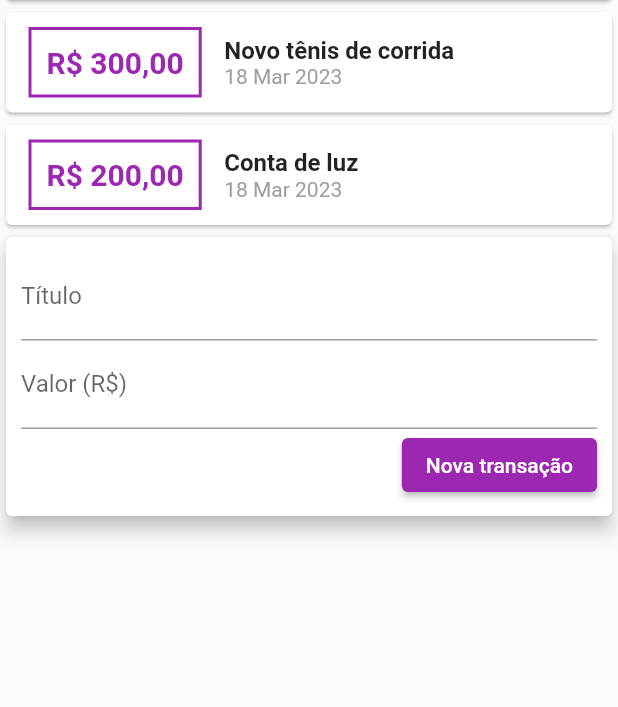
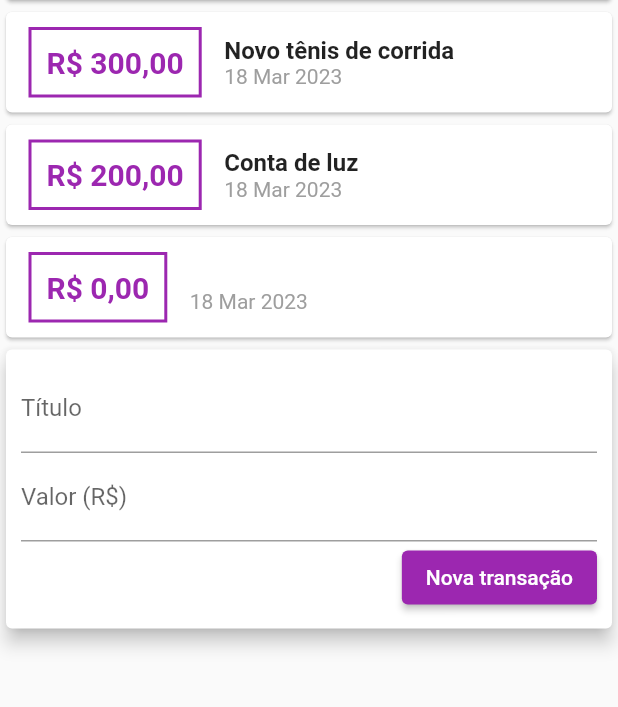
Before and after one commit to GabrielyMachado/ryc_flutter_expenses_m4, a Flutter app: the screen it shows after launch, after a tap on "Nova transação", on a phone screen of 412 x 824 dp, the part 114-821 px from its top. Run offline on Flutter 3.47's test engine with Material 2 defaults, Android fonts, the phone set to English and light mode, and no system bars.

Commit message:
feat(home): integra formulário com a lista de transações

```diff
--- a/lib/components/transaction_form.dart
+++ b/lib/components/transaction_form.dart
@@ -3,6 +3,9 @@ import 'package:flutter/material.dart';
 class TransactionForm extends StatelessWidget {
   final titleController = TextEditingController();
   final valueController = TextEditingController();
+
+  final void Function(String, double) onSubmit;
+  TransactionForm(this.onSubmit, {super.key});
 
   @override
   Widget build(BuildContext context) {
@@ -29,8 +32,9 @@ class TransactionForm extends StatelessWidget {
               children: [
                 ElevatedButton(
                   onPressed: () {
-                    print(titleController.text);
-                    print(valueController.text);
+                    final title = titleController.text;
+                    final value = double.tryParse(valueController.text) ?? 0.0;
+                    onSubmit(title, value);
                   },
                   style: const ButtonStyle(
                       foregroundColor: MaterialStatePropertyAll(
--- a/lib/components/transaction_user.dart
+++ b/lib/components/transaction_user.dart
@@ -1,3 +1,5 @@
+import 'dart:math';
+
 import 'package:flutter/material.dart';
 import '../components/transaction_form.dart';
 import '../components/transaction_list.dart';
@@ -25,12 +27,26 @@ class _TransactionUserState extends State<TransactionUser> {
       date: DateTime.now(),
     ),
   ];
+
+  _addTransaction(String title, double value) {
+    final newTransaction = Transaction(
+      id: Random().nextDouble().toString(),
+      title: title,
+      value: value,
+      date: DateTime.now(),
+    );
+
+    setState(() {
+      _transactions.add(newTransaction);
+    });
+  }
+
   @override
   Widget build(BuildContext context) {
     return Column(
       children: [
         TransactionList(_transactions),
-        TransactionForm(),
+        TransactionForm(_addTransaction),
       ],
     );
   }
```
